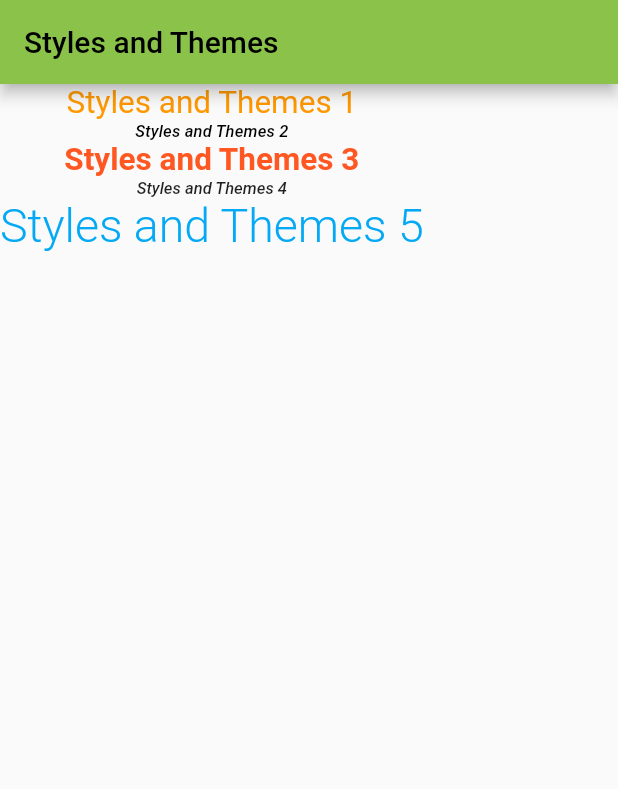
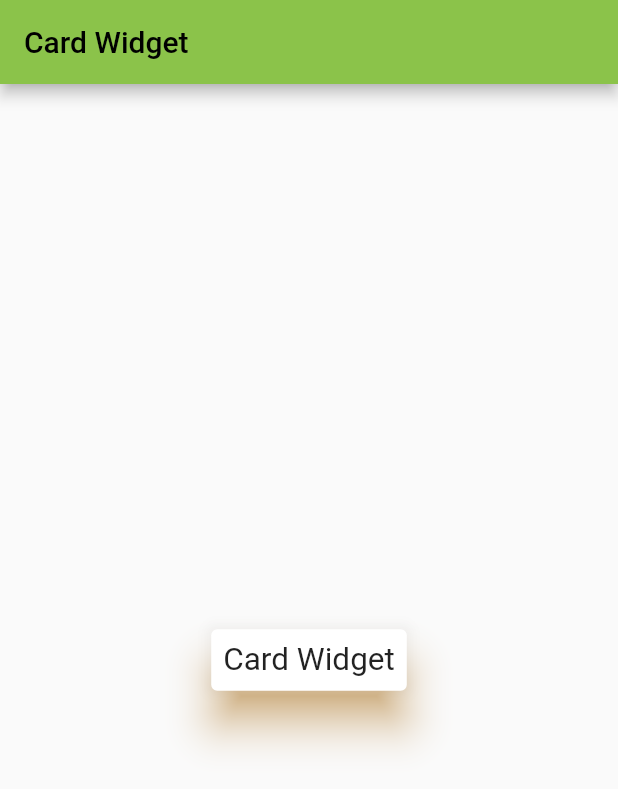
Before and after one commit to KiranKhadd29/practiceFlutter, a Flutter app: the screen it shows after launch, on a phone screen of 412 x 824 dp. Shown: the top 789 px of the screen. Run offline on Flutter 3.47's test engine with Material 2 defaults, Android fonts, the phone set to English and light mode, and no system bars.

Commit message:
Card Widget

```diff
--- a/Sayali Workspace/demoproject/lib/main.dart
+++ b/Sayali Workspace/demoproject/lib/main.dart
@@ -41,7 +41,7 @@ class _MyHomePageState extends State<MyHomePage> {
       appBar: AppBar(
         // Here we take the value from the MyHomePage object that was created by
         // the App.build method, and use it to set our appbar title.
-        title: Text('Styles and Themes'),
+        title: Text('Card Widget'),
       ),
       //Flutter container
       /*body:Center(
@@ -525,7 +525,7 @@ class _MyHomePageState extends State<MyHomePage> {
         'Sayali k k',style: TextStyle(fontFamily: 'FontPlayfairDisplay',fontWeight: FontWeight.bold,fontSize: 30),
       ),*/
       //styles and themes
-      body: Column(
+      /*body: Column(
         children: [
           Text('Styles and Themes 1',style: mTextStyle2(textColor: Colors.orange)),
           Text('Styles and Themes 2',style: Theme.of(context).textTheme.titleSmall),
@@ -533,6 +533,16 @@ class _MyHomePageState extends State<MyHomePage> {
           Text('Styles and Themes 4',style: mTextStyle1()),
           Text('Styles and Themes 5',style: TextStyle(fontSize: 31,fontWeight: FontWeight.w300,fontStyle: FontStyle.normal,color: Colors.lightBlue),),
         ],
+      ),*/
+      //Card widget
+      body: Center(
+        child: Card(
+          shadowColor: Colors.orange,
+          elevation: 12,
+            child: Padding(
+               padding: const EdgeInsets.all(8.0),
+               child: Text('Card Widget',style: TextStyle(fontSize: 21),),
+            )),
       ),
     );
   }
```
